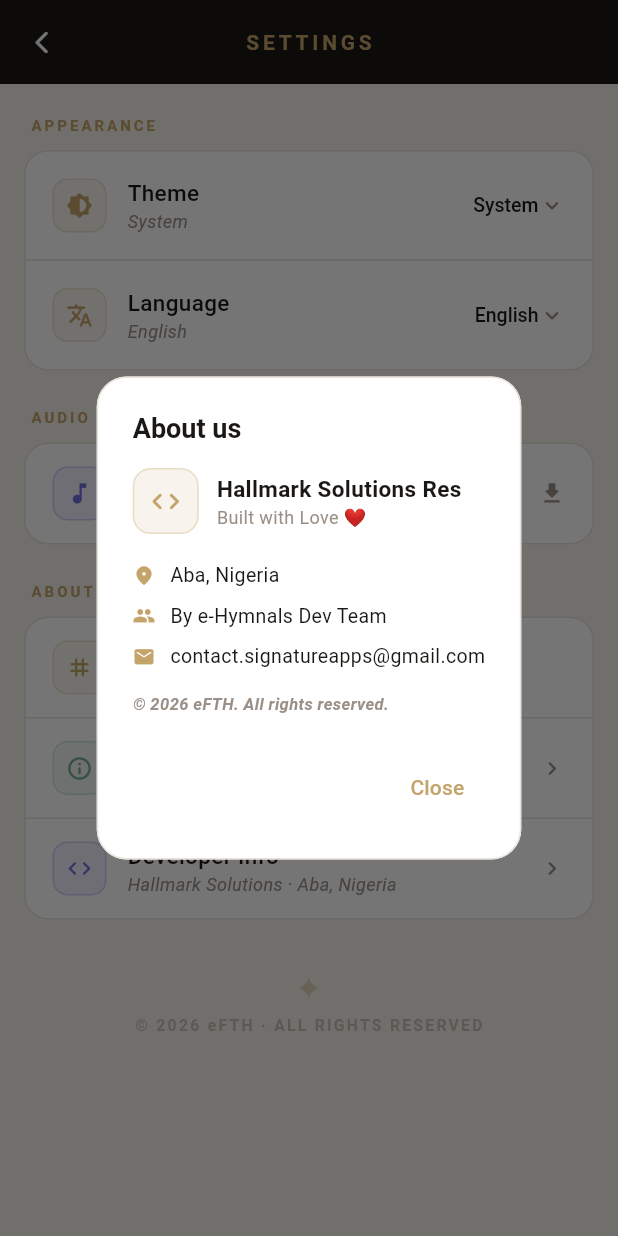
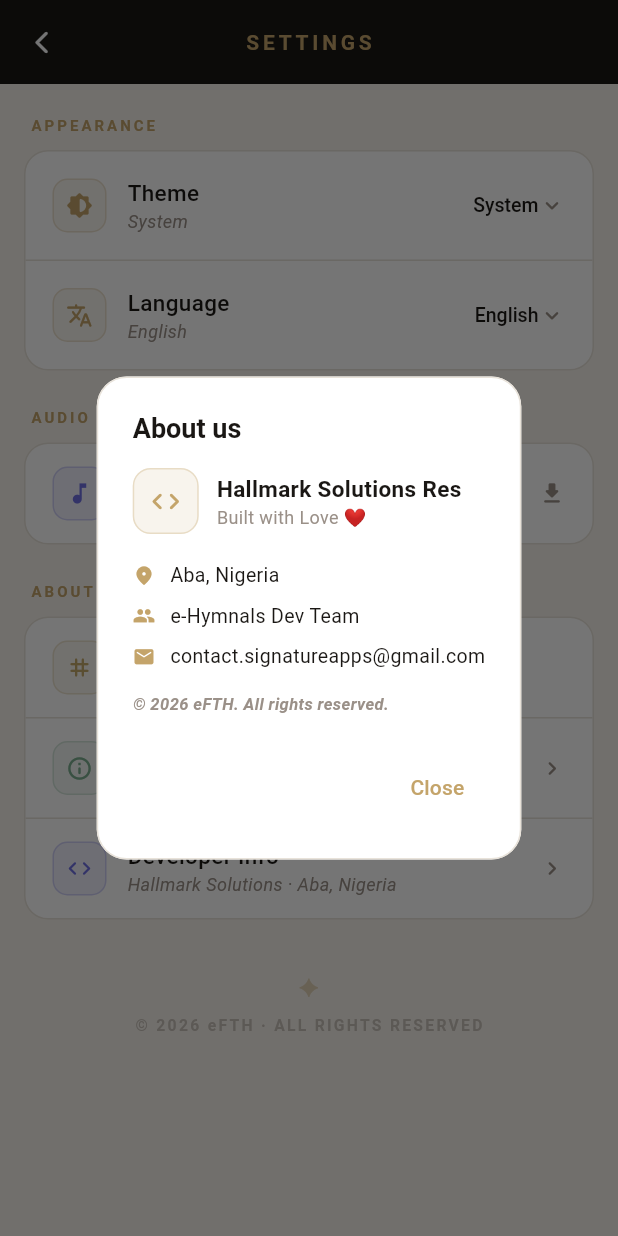
Before and after one commit to omanjose/efth, a Flutter app: the SettingsView screen opened directly, after a tap on "Developer Info", on a phone screen of 412 x 824 dp. Run offline on Flutter 3.47's test engine with Material 3 defaults, Android fonts, the phone set to English and light mode, and no system bars; our stand-ins replace connectivity_plus, get, just_audio, shared_preferences, sqflite, sqflite_common_ffi and 1 more; accounts and stored records are empty.

Commit message:
settings_fix

```diff
--- a/lib/app/screens/settings_screen.dart
+++ b/lib/app/screens/settings_screen.dart
@@ -334,7 +334,7 @@
             const SizedBox(height: 18),
             _DevInfoRow(icon: Icons.location_on_rounded, text: 'Aba, Nigeria'),
             const SizedBox(height: 8),
-            _DevInfoRow(icon: Icons.group, text: 'By e-Hymnals Dev Team'),
+            _DevInfoRow(icon: Icons.group, text: 'e-Hymnals Dev Team'),
             const SizedBox(height: 8),
             _DevInfoRow(
                 icon: Icons.email_rounded, text: 'contact.signatureapps@gmail.com'),
```
